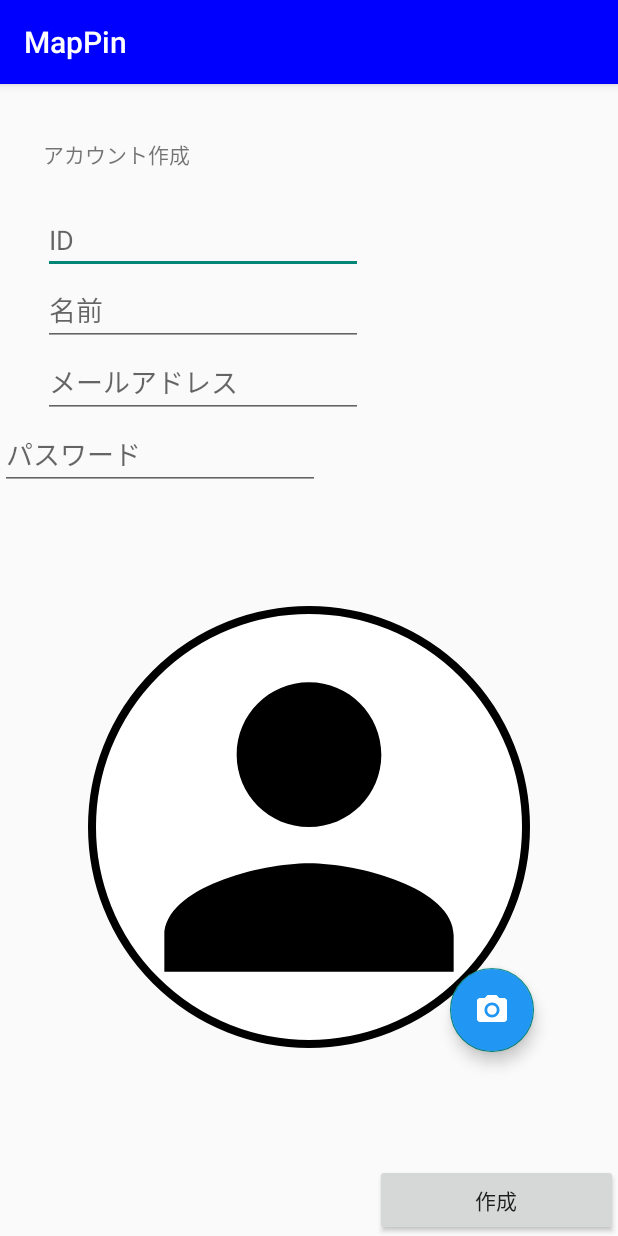
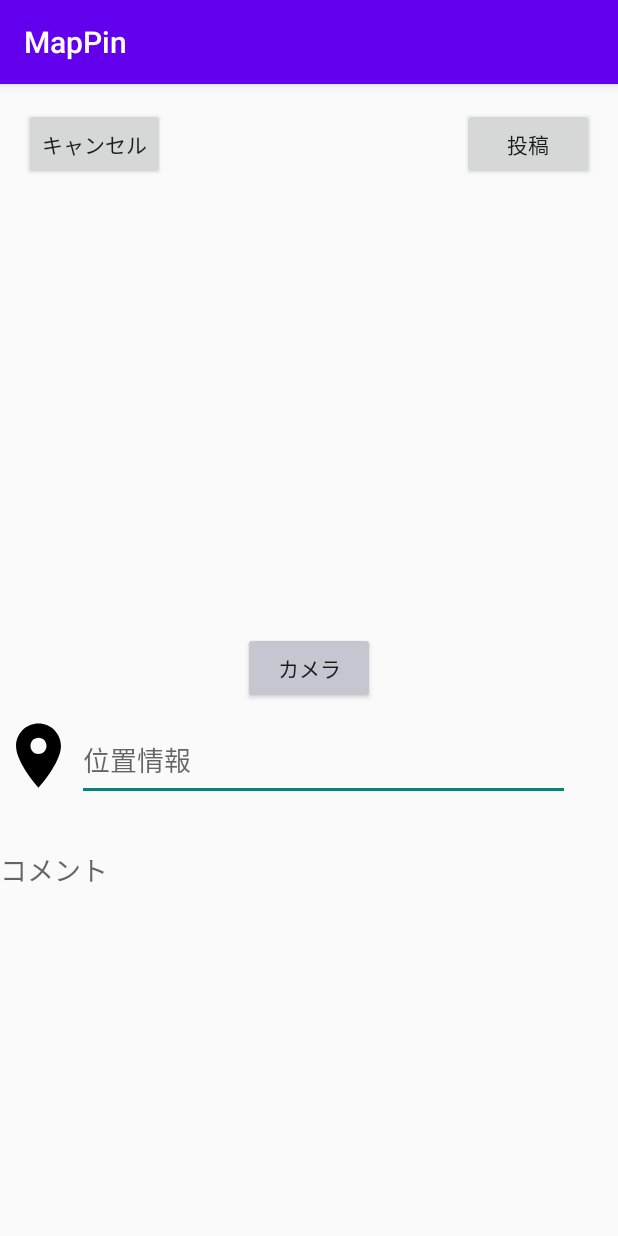
Before and after one commit to matsusaka-k/MapPin, an Android app: the screen it shows after launch (CreateAcount before the commit, PostPreparation after it), on a phone screen of 412 x 824 dp. Run offline under Robolectric (Android 15) with nearby library versions, the phone set to English and light mode, and no system bars.

Commit message:
投稿画面の追加

```diff
--- a/app/src/main/java/jp/ac/ecc/se/mappin/PostPreparation.java
+++ b/app/src/main/java/jp/ac/ecc/se/mappin/PostPreparation.java
@@ -1,40 +1,95 @@
 package jp.ac.ecc.se.mappin;
 
+import android.content.ContentValues;
+import android.content.Context;
+import android.content.Intent;
+import android.content.SharedPreferences;
+import android.net.Uri;
+import android.os.Bundle;
+import android.provider.MediaStore;
+import android.view.View;
+import android.widget.Button;
+import android.widget.ImageView;
+import android.widget.TextView;
+
+import androidx.annotation.Nullable;
 import androidx.appcompat.app.AppCompatActivity;
 
-import android.os.Bundle;
-import android.view.View;
-import android.widget.Button;
+import com.google.android.material.floatingactionbutton.FloatingActionButton;
+
+import java.text.SimpleDateFormat;
+import java.util.Date;
 
 public class PostPreparation extends AppCompatActivity {
+    final int CAMERA_RESULT = 100;
+    Uri imageUri;
+
+    @Override
+    protected void onActivityResult(int requestCode, int resultCode, @Nullable Intent data) {
+        super.onActivityResult(requestCode, resultCode, data);
+
+        if (requestCode == CAMERA_RESULT && resultCode == RESULT_OK) {
+            ImageView post_Image = findViewById(R.id.post_image);
+            post_Image.setImageURI(imageUri);
+        }
+    }
 
     @Override
     protected void onCreate(Bundle savedInstanceState) {
         super.onCreate(savedInstanceState);
         setContentView(R.layout.activity_post_preparation);
 
-       /*　コーディングする上での注意事項
-            ・エミュレータは Pixel6 API33 を使用すること
-            ・命名規則
-                変数宣言時は、最初の単語は小文字　続く単語の先頭は大文字にすること _(アンダーバー)を使って表記しても可
-                (例)inuKawaii または inu_kawaii
-                定数の宣言は、大文字とアンダースコア(_)のみを用いる
-                (例)ACTION_ PERMISSION_
-            ・コメントを必ずつけるように
-                変数宣言時やメソッドを書いたときはその前後に必ずコメントをつけるように
-            ・ネットで拾ったソースを使ってもいいが、内容を理解してからペーストするように
-            ・設定ファイル(Gradle Script直下のフォルダ)は絶対に触らないこと
-            ・画像はdrawableに収納すること
-            ・ファイル追加時は一言松坂にください
-         */
+        Button post_Button = findViewById(R.id.post_Button);
+        Button cancel_Button = findViewById(R.id.cansel_Button);
+        TextView location_Text = findViewById(R.id.location_text);
+        TextView comment_Text = findViewById(R.id.comment_text);
+        ImageView location_Image = findViewById(R.id.location_image);
+        ImageView post_Image = findViewById(R.id.post_image);
+        Button camera_Button = findViewById(R.id.camera_Button);
 
-//        Button contribution_button = findViewById(R.id.contribution_button);
-//        contribution_button.setOnClickListener(new View.OnClickListener() {
-//            @Override
-//            public void onClick(View v) {
-//                startActivity(PostDetail);
-//            }
-//        });
+        SharedPreferences pref = getSharedPreferences("saveData", Context.MODE_PRIVATE);
+        SharedPreferences.Editor editor = pref.edit();
 
+
+        // クリックリスナーの設定
+        post_Button.setOnClickListener(new View.OnClickListener() {
+            @Override
+            public void onClick(View v) {
+                // 投稿ボタンのクリックを処理
+                String location = location_Text.getText().toString();
+                String comment = comment_Text.getText().toString();
+
+                // データを投稿するためのロジックを追加（例: サーバーに送信、データベースに保存）
+
+            }
+        });
+
+        cancel_Button.setOnClickListener(new View.OnClickListener() {
+            @Override
+            public void onClick(View v) {
+                // キャンセルボタンのクリックを処理
+                finish(); // アクティビティを終了
+            }
+        });
+
+        camera_Button.setOnClickListener(new View.OnClickListener() {
+            @Override
+            public void onClick(View view) {
+                // カメラを起動して写真を撮影
+                Intent intent = new Intent(MediaStore.ACTION_IMAGE_CAPTURE);
+                //ファイル名
+                String timestamp = new SimpleDateFormat("yyyyMMdd_HHmmss").format(new Date());
+                String fileName = "Training_" + timestamp + ".jpg";
+                //パラメータ設定
+                ContentValues values = new ContentValues();
+                values.put(MediaStore.Images.Media.TITLE, fileName);
+                values.put(MediaStore.Images.Media.MIME_TYPE, "image/jpeg");
+                //保存場所
+                imageUri = getContentResolver().insert(MediaStore.Images.Media.EXTERNAL_CONTENT_URI, values);
+                // カメラのIntentにパラメータセット
+                intent.putExtra(MediaStore.EXTRA_OUTPUT, imageUri);
+                startActivityForResult(intent, CAMERA_RESULT);
+            }
+        });
     }
 }
--- /dev/null
+++ b/app/src/main/res/drawable/ic_baseline_add_24.xml
@@ -0,0 +1,5 @@
+<vector android:height="24dp" android:tint="#000000"
+    android:viewportHeight="24" android:viewportWidth="24"
+    android:width="24dp" xmlns:android="http://schemas.android.com/apk/res/android">
+    <path android:fillColor="@android:color/white" android:pathData="M19,13h-6v6h-2v-6H5v-2h6V5h2v6h6v2z"/>
+</vector>
--- /dev/null
+++ b/app/src/main/res/drawable/ic_baseline_insert_photo_24.xml
@@ -0,0 +1,5 @@
+<vector android:height="24dp" android:tint="#000000"
+    android:viewportHeight="24" android:viewportWidth="24"
+    android:width="24dp" xmlns:android="http://schemas.android.com/apk/res/android">
+    <path android:fillColor="@android:color/white" android:pathData="M21,19V5c0,-1.1 -0.9,-2 -2,-2H5c-1.1,0 -2,0.9 -2,2v14c0,1.1 0.9,2 2,2h14c1.1,0 2,-0.9 2,-2zM8.5,13.5l2.5,3.01L14.5,12l4.5,6H5l3.5,-4.5z"/>
+</vector>
--- /dev/null
+++ b/app/src/main/res/drawable/ic_baseline_place_24.xml
@@ -0,0 +1,5 @@
+<vector android:height="24dp" android:tint="#000000"
+    android:viewportHeight="24" android:viewportWidth="24"
+    android:width="24dp" xmlns:android="http://schemas.android.com/apk/res/android">
+    <path android:fillColor="@android:color/white" android:pathData="M12,2C8.13,2 5,5.13 5,9c0,5.25 7,13 7,13s7,-7.75 7,-13c0,-3.87 -3.13,-7 -7,-7zM12,11.5c-1.38,0 -2.5,-1.12 -2.5,-2.5s1.12,-2.5 2.5,-2.5 2.5,1.12 2.5,2.5 -1.12,2.5 -2.5,2.5z"/>
+</vector>
--- a/app/src/main/res/layout/activity_post_preparation.xml
+++ b/app/src/main/res/layout/activity_post_preparation.xml
@@ -6,4 +6,85 @@
     android:layout_height="match_parent"
     tools:context=".PostPreparation">
 
+    <Button
+        android:id="@+id/post_Button"
+        android:layout_width="wrap_content"
+        android:layout_height="wrap_content"
+        android:layout_marginTop="16dp"
+        android:layout_marginEnd="16dp"
+        android:text="投稿"
+        app:layout_constraintEnd_toEndOf="parent"
+        app:layout_constraintTop_toTopOf="parent" />
+
+    <Button
+        android:id="@+id/cansel_Button"
+        android:layout_width="wrap_content"
+        android:layout_height="wrap_content"
+        android:layout_marginStart="5dp"
+        android:layout_marginTop="16dp"
+        android:text="キャンセル"
+        app:layout_constraintEnd_toStartOf="@+id/post_Button"
+        app:layout_constraintHorizontal_bias="0.052"
+        app:layout_constraintStart_toStartOf="parent"
+        app:layout_constraintTop_toTopOf="parent" />
+
+    <EditText
+        android:id="@+id/location_text"
+        android:layout_width="0dp"
+        android:layout_height="54dp"
+        android:layout_marginTop="70dp"
+        android:layout_marginEnd="32dp"
+        android:ems="10"
+        android:hint="位置情報"
+        android:inputType="textPersonName"
+        app:layout_constraintEnd_toEndOf="parent"
+        app:layout_constraintHorizontal_bias="0.0"
+        app:layout_constraintStart_toEndOf="@+id/location_image"
+        app:layout_constraintTop_toBottomOf="@+id/post_image" />
+
+    <ImageView
+        android:id="@+id/location_image"
+        android:layout_width="51dp"
+        android:layout_height="51dp"
+        android:layout_marginTop="68dp"
+        app:layout_constraintStart_toStartOf="parent"
+        app:layout_constraintTop_toBottomOf="@+id/post_image"
+        app:srcCompat="@drawable/ic_baseline_place_24" />
+
+    <EditText
+        android:id="@+id/comment_text"
+        android:layout_width="0dp"
+        android:layout_height="wrap_content"
+        android:background="@null"
+        android:ems="10"
+        android:hint="コメント"
+        android:inputType="textPersonName"
+        app:layout_constraintBottom_toBottomOf="parent"
+        app:layout_constraintEnd_toEndOf="parent"
+        app:layout_constraintHorizontal_bias="0.0"
+        app:layout_constraintStart_toStartOf="parent"
+        app:layout_constraintTop_toBottomOf="@+id/location_text"
+        app:layout_constraintVertical_bias="0.121" />
+
+    <ImageView
+        android:id="@+id/post_image"
+        android:layout_width="293dp"
+        android:layout_height="246dp"
+        android:layout_marginTop="44dp"
+        app:layout_constraintEnd_toEndOf="parent"
+        app:layout_constraintHorizontal_bias="0.61"
+        app:layout_constraintStart_toStartOf="parent"
+        app:layout_constraintTop_toBottomOf="@+id/cansel_Button" />
+
+    <Button
+        android:id="@+id/camera_Button"
+        android:layout_width="wrap_content"
+        android:layout_height="wrap_content"
+        android:clickable="true"
+        android:text="カメラ"
+        app:backgroundTint="@color/material_dynamic_neutral_variant80"
+        app:layout_constraintBottom_toTopOf="@+id/location_text"
+        app:layout_constraintEnd_toEndOf="parent"
+        app:layout_constraintStart_toStartOf="parent"
+        app:layout_constraintTop_toBottomOf="@+id/post_image" />
 </androidx.constraintlayout.widget.ConstraintLayout>
```
Also changed, not shown: app/src/main/AndroidManifest.xml (+11 -19 lines).
